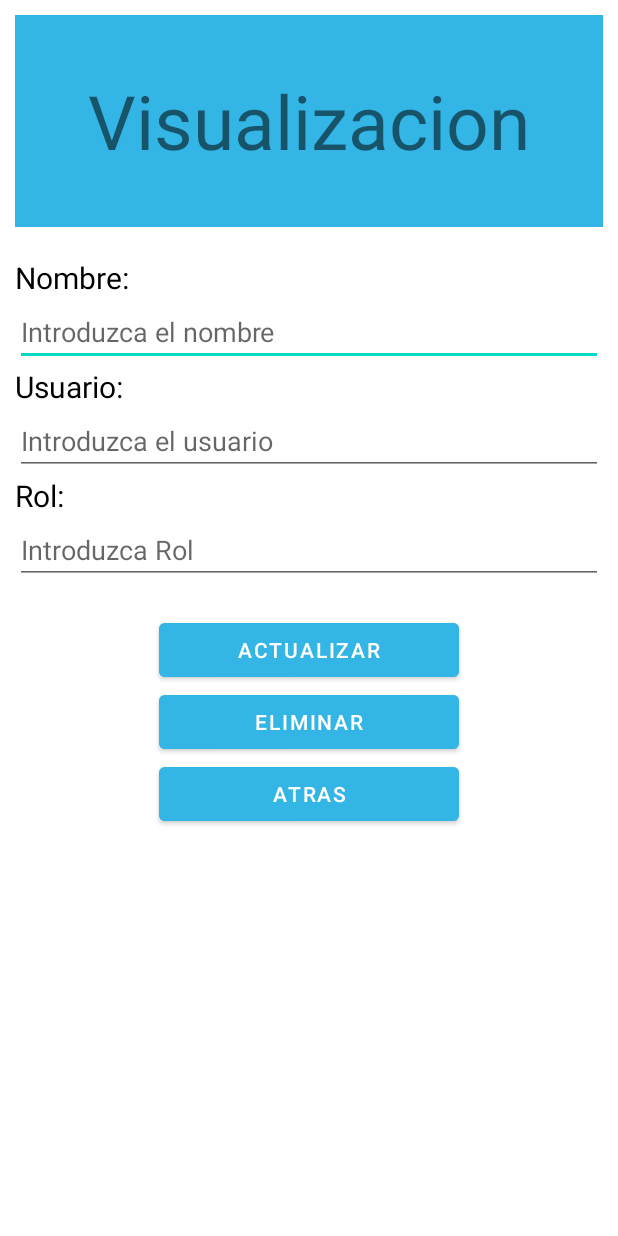
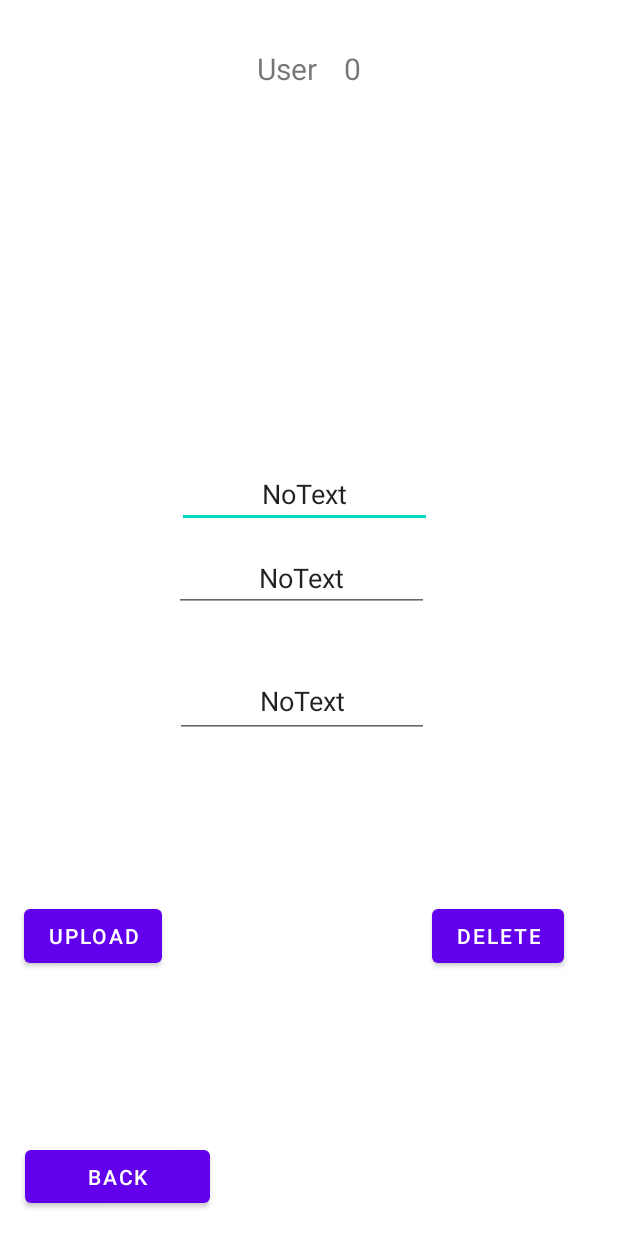
Before and after one commit to v4roah1994/Service, an Android app: the layout activity_visualizar.xml on its own in the app's theme, with its tools: preview values and no code run, on a phone screen of 412 x 824 dp. Run offline under Robolectric (Android 15) with nearby library versions, the phone set to English and light mode, and no system bars.

Commit message:
Update files 2.0

```diff
--- a/app/src/main/java/com/example/buscadorpersonas/CreacionActivity.java
+++ b/app/src/main/java/com/example/buscadorpersonas/CreacionActivity.java
@@ -73,7 +73,6 @@ public class CreacionActivity extends AppCompatActivity {
             public void onFailure(Call<InfoResponse> call, Throwable t) {
 
                 Log.i("Info", "Conexión denegada");
-                Log.i("Info", t.getCause().getMessage());
             }
         });
     }
--- a/app/src/main/java/com/example/buscadorpersonas/MainActivity.java
+++ b/app/src/main/java/com/example/buscadorpersonas/MainActivity.java
@@ -26,8 +26,8 @@ import retrofit2.Response;
 public class MainActivity extends AppCompatActivity {
 
     ListView listUsers;
-    EditText document;
-    Button addUser, search;
+    EditText txtDocument;
+    Button btnAdd, btnSearch;
 
     ArrayList<String> listUser;
     InfoApi user;
@@ -43,38 +43,38 @@ public class MainActivity extends AppCompatActivity {
 
 
         listUsers = findViewById(R.id.txtMostrar);
-        document = findViewById(R.id.TxtDocumento);
-        addUser = findViewById(R.id.btnCrear);
-        search = findViewById(R.id.btnBuscar);
+        txtDocument = findViewById(R.id.TxtDocumento);
+        btnAdd = findViewById(R.id.btnCrear);
+        btnSearch = findViewById(R.id.btnBuscar);
 
         context = this;
 
         loadUser(-1);
 
         //Botón buscar
-        search.setOnClickListener(v -> {
-            if (document.getText().toString().isEmpty()) {
+        btnSearch.setOnClickListener(v -> {
+            if (txtDocument.getText().toString().isEmpty()) {
                 loadUser(-1);
                 return;
             }
-            loadUser(Integer.parseInt(document.getText().toString()));
+            loadUser(Integer.parseInt(txtDocument.getText().toString()));
         });
 
         //Botón crear
-        addUser.setOnClickListener(v -> {
-            Intent intent = new Intent(this, CreacionActivity.class);
+        btnAdd.setOnClickListener(v -> {
+            Intent intent = new Intent(context, CreacionActivity.class);
             startActivity(intent);
         });
 
 
         listUsers.setOnItemClickListener((adapterView, view, i, l) -> {
 
-            String[] list = listUsers.getItemAtPosition(i).toString().split(" - ");
-            Intent intent = new Intent(this, VisualizarActivity.class);
-            intent.putExtra("Id", list[0]);
-            intent.putExtra("Name", list[1]);
-            intent.putExtra("User", list[2]);
-            intent.putExtra("Rol", list[3]);
+            String[] cadenas = listUsers.getItemAtPosition(i).toString().split(" - ");
+            Intent intent = new Intent(context, VisualizarActivity.class);
+            intent.putExtra("Id", cadenas[0]);
+            intent.putExtra("Name", cadenas[1]);
+            intent.putExtra("User", cadenas[2]);
+            intent.putExtra("paramsRol", cadenas[3]);
             startActivity(intent);
         });
 
@@ -125,7 +125,6 @@ public class MainActivity extends AppCompatActivity {
             @Override
             public void onFailure(Call<InfoResponse> call, Throwable t) {
                 Log.i("Info", "Conexión denegada");
-                Log.i("Info", t.getCause().getMessage());
             }
         });
     }
--- a/app/src/main/java/com/example/buscadorpersonas/services/InfoServices.java
+++ b/app/src/main/java/com/example/buscadorpersonas/services/InfoServices.java
@@ -12,7 +12,7 @@ public class InfoServices {
 
     private Retrofit getRetrofit() {
         return new Retrofit.Builder()
-                .baseUrl("http://172.16.36.245:8080/")
+                .baseUrl("http://172.16.36.32:8081/")
                 .addConverterFactory(GsonConverterFactory.create())
                 .build();
     }
--- a/app/src/main/res/layout/activity_visualizar.xml
+++ b/app/src/main/res/layout/activity_visualizar.xml
@@ -1,105 +1,112 @@
 <?xml version="1.0" encoding="utf-8"?>
-<androidx.constraintlayout.widget.ConstraintLayout
-    xmlns:android="http://schemas.android.com/apk/res/android"
+<androidx.constraintlayout.widget.ConstraintLayout xmlns:android="http://schemas.android.com/apk/res/android"
+    xmlns:app="http://schemas.android.com/apk/res-auto"
     xmlns:tools="http://schemas.android.com/tools"
-    xmlns:app="http://schemas.android.com/apk/res-auto"
     android:layout_width="match_parent"
     android:layout_height="match_parent"
-    tools:context=".VisualizarActivity"
-    android:padding="10dp">
+>
 
+    <TextView
+        android:id="@+id/textView3"
+        android:layout_width="wrap_content"
+        android:layout_height="wrap_content"
+        android:layout_marginStart="157dp"
+        android:layout_marginTop="32dp"
+        android:layout_marginEnd="2dp"
+        android:gravity="center_horizontal"
+        android:text="User"
+        android:textSize="20dp"
 
-    <LinearLayout
-        android:layout_width="match_parent"
-        android:layout_height="match_parent"
-        android:orientation="vertical">
+        app:layout_constraintEnd_toStartOf="@+id/noID"
+        app:layout_constraintStart_toStartOf="parent"
 
-        <TextView
-            android:id="@+id/textView3"
-            android:layout_width="match_parent"
-            android:layout_height="141dp"
-            android:background="@android:color/holo_blue_light"
-            android:text="Visualizacion"
-            android:textAlignment="center"
-            android:gravity="center"
-            android:textSize="50sp" />
+        app:layout_constraintTop_toTopOf="parent" />
 
-        <TextView
-            android:id="@+id/textView5"
-            android:layout_width="match_parent"
-            android:layout_height="wrap_content"
-            android:text="Nombre:"
-            android:layout_marginTop="20dp"
-            android:textColor="@color/black"
-            android:textSize="20dp"/>
+    <TextView
+        android:id="@+id/noID"
+        android:layout_width="wrap_content"
+        android:layout_height="wrap_content"
+        android:layout_marginStart="2dp"
+        android:layout_marginTop="32dp"
+        android:layout_marginEnd="157dp"
+        android:gravity="center_horizontal"
+        android:text="0"
+        android:textSize="20dp"
+        app:layout_constraintEnd_toEndOf="parent"
+        app:layout_constraintStart_toEndOf="@+id/textView3"
+        app:layout_constraintTop_toTopOf="parent" />
 
-        <EditText
-            android:id="@+id/eTxtNombre"
-            android:layout_width="match_parent"
-            android:layout_height="wrap_content"
-            android:ems="10"
-            android:inputType="textPersonName"
-            android:hint="Introduzca el nombre" />
+    <Button
+        android:id="@+id/btnUpdate"
+        android:layout_width="wrap_content"
+        android:layout_height="wrap_content"
+        android:layout_marginStart="16dp"
+        android:layout_marginBottom="176dp"
+        android:text="Upload"
+        app:layout_constraintBottom_toBottomOf="parent"
+        app:layout_constraintStart_toStartOf="parent" />
 
-        <TextView
-            android:id="@+id/textView6"
-            android:layout_width="match_parent"
-            android:layout_height="wrap_content"
-            android:text="Usuario:"
-            android:textColor="@color/black"
-            android:textSize="20dp"/>
+    <Button
+        android:id="@+id/btnDelete"
+        android:layout_width="wrap_content"
+        android:layout_height="wrap_content"
+        android:layout_marginEnd="36dp"
+        android:text="Delete"
+        app:layout_constraintBottom_toBottomOf="@+id/btnUpdate"
+        app:layout_constraintEnd_toEndOf="parent"
+        app:layout_constraintTop_toTopOf="@+id/btnUpdate"
+        app:layout_constraintVertical_bias="0.0" />
 
-        <EditText
-            android:id="@+id/eTxtUsuario"
-            android:layout_width="match_parent"
-            android:layout_height="wrap_content"
-            android:ems="10"
-            android:inputType="textPersonName"
-            android:hint="Introduzca el usuario" />
+    <Button
+        android:id="@+id/btnBack"
+        android:layout_width="123dp"
+        android:layout_height="47dp"
+        android:layout_marginEnd="272dp"
+        android:layout_marginBottom="16dp"
+        android:text="Back"
+        app:layout_constraintBottom_toBottomOf="parent"
+        app:layout_constraintEnd_toEndOf="parent" />
 
-        <TextView
-            android:id="@+id/textView7"
-            android:layout_width="match_parent"
-            android:layout_height="wrap_content"
-            android:text="Rol:"
-            android:textColor="@color/black"
-            android:textSize="20dp"/>
+    <AutoCompleteTextView
+        android:id="@+id/autoName"
+        android:layout_width="170dp"
+        android:layout_height="40dp"
+        android:layout_marginStart="170dp"
+        android:layout_marginEnd="168dp"
+        android:layout_marginBottom="472dp"
+        android:gravity="center_horizontal"
+        android:text="NoText"
+        app:layout_constraintBottom_toBottomOf="parent"
+        app:layout_constraintEnd_toEndOf="parent"
+        app:layout_constraintHorizontal_bias="0.545"
+        app:layout_constraintStart_toStartOf="parent" />
 
-        <EditText
-            android:id="@+id/eTxtRol"
-            android:layout_width="match_parent"
-            android:layout_height="wrap_content"
-            android:ems="10"
-            android:inputType="textPersonName"
-            android:hint="Introduzca Rol" />
+    <AutoCompleteTextView
+        android:id="@+id/autoUser"
+        android:layout_width="170dp"
+        android:layout_height="39dp"
+        android:layout_marginStart="170dp"
+        android:layout_marginEnd="168dp"
+        android:layout_marginBottom="416dp"
+        android:gravity="center_horizontal"
+        android:text="NoText"
+        app:layout_constraintBottom_toBottomOf="parent"
+        app:layout_constraintEnd_toEndOf="parent"
+        app:layout_constraintHorizontal_bias="0.563"
+        app:layout_constraintStart_toStartOf="parent" />
 
-        <Button
-            android:id="@+id/btnActualizar"
-            android:layout_width="200dp"
-            android:layout_height="wrap_content"
-            android:layout_marginTop="20dp"
-            android:text="Actualizar"
-            android:layout_gravity="center"
-            android:backgroundTint="@android:color/holo_blue_light"
-            />
-
-        <Button
-            android:id="@+id/btnEliminar"
-            android:layout_width="200dp"
-            android:layout_height="wrap_content"
-            android:text="Eliminar"
-            android:layout_gravity="center"
-            android:backgroundTint="@android:color/holo_blue_light"
-            />
-
-        <Button
-            android:id="@+id/btnAtrasA"
-            android:layout_width="200dp"
-            android:layout_gravity="center"
-            android:layout_height="wrap_content"
-            android:backgroundTint="@android:color/holo_blue_light"
-            android:text="Atras" />
-    </LinearLayout>
-
+    <AutoCompleteTextView
+        android:id="@+id/autoRol"
+        android:layout_width="169dp"
+        android:layout_height="47dp"
+        android:layout_marginStart="170dp"
+        android:layout_marginEnd="168dp"
+        android:layout_marginBottom="332dp"
+        android:gravity="center_horizontal"
+        android:text="NoText"
+        app:layout_constraintBottom_toBottomOf="parent"
+        app:layout_constraintEnd_toEndOf="parent"
+        app:layout_constraintHorizontal_bias="0.562"
+        app:layout_constraintStart_toStartOf="parent" />
 
 </androidx.constraintlayout.widget.ConstraintLayout>
```
